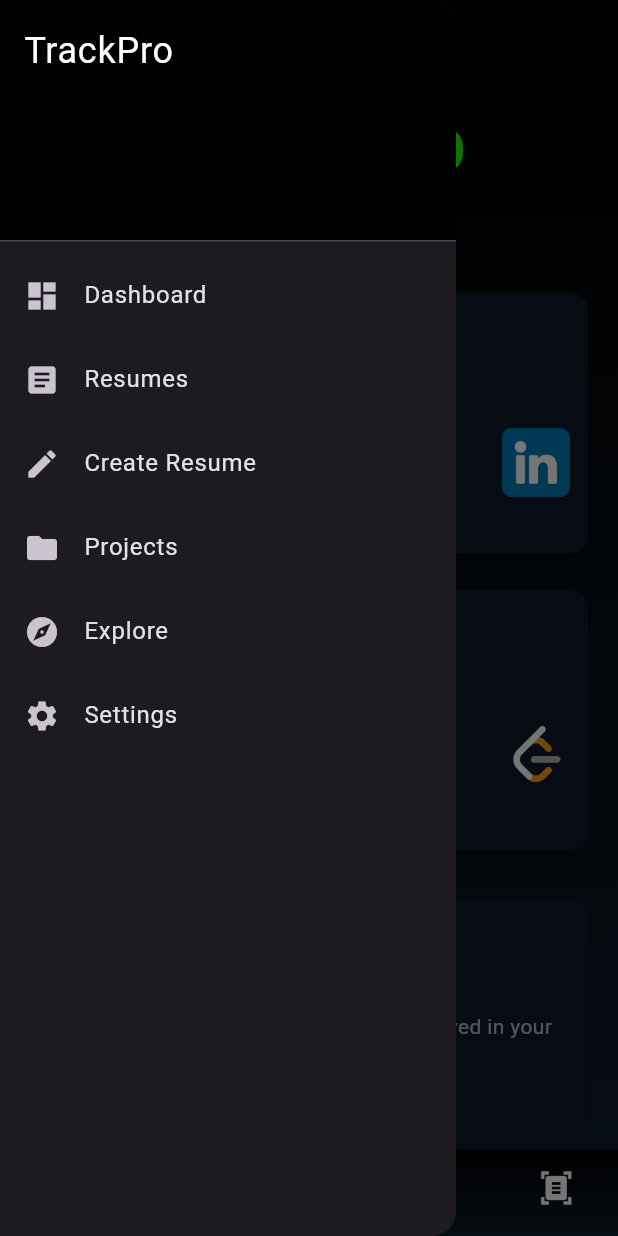
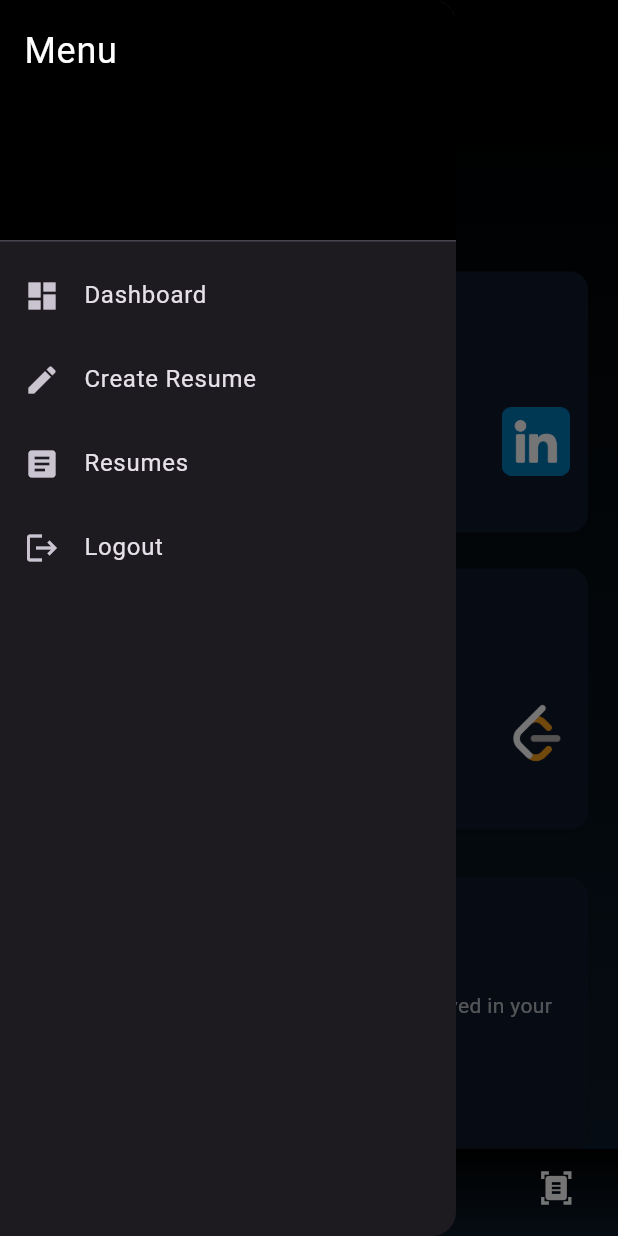
Before and after one commit to CHRIS-7777/trackpro, a Flutter app: the screen it shows after launch, with the side drawer open, on a phone screen of 412 x 824 dp. Run offline on Flutter 3.47's test engine with Material 3 defaults, Android fonts, the phone set to English and light mode, and no system bars; our stand-ins replace animated_text_kit, firebase_auth, firebase_core; accounts and stored records are empty.

Commit message:
2345tfdsfgb

```diff
--- a/lib/dashboard.dart
+++ b/lib/dashboard.dart
@@ -24,6 +24,7 @@ class _DashboardPageState extends State<DashboardPage> {
     Placeholder(color: Colors.transparent),
     Placeholder(color: Colors.transparent),
     Placeholder(color: Colors.transparent),
+    Placeholder(color: Colors.transparent),
   ];
 
   @override
@@ -35,38 +36,28 @@ class _DashboardPageState extends State<DashboardPage> {
           children: [
             const DrawerHeader(
               decoration: BoxDecoration(color: Colors.black),
-              child: Text("TrackPro",
+              child: Text("Menu",
                   style: TextStyle(color: Colors.white, fontSize: 24)),
             ),
             ListTile(
               leading: Icon(Icons.dashboard),
               title: Text("Dashboard"),
-              onTap: () => Navigator.pushNamed(context, '/dashboard'),
-            ),
-            ListTile(
-              leading: Icon(Icons.article),
-              title: Text("Resumes"),
-              onTap: () => Navigator.pushNamed(context, '/resumes'),
+              onTap: () => Navigator.pushNamed(context, '/dash'),
             ),
             ListTile(
               leading: Icon(Icons.create),
               title: Text("Create Resume"),
               onTap: () => Navigator.pushNamed(context, '/create-resume'),
             ),
-            ListTile(
-              leading: Icon(Icons.folder),
-              title: Text("Projects"),
-              onTap: () => Navigator.pushNamed(context, '/projects'),
+           ListTile(
+              leading: Icon(Icons.article),
+              title: Text("Resumes"),
+              onTap: () => Navigator.pushNamed(context, '/resumes'),
             ),
-            ListTile(
-              leading: Icon(Icons.explore),
-              title: Text("Explore"),
-              onTap: () => Navigator.pushNamed(context, '/explore'),
-            ),
-            ListTile(
-              leading: Icon(Icons.settings),
-              title: Text("Settings"),
-              onTap: () => Navigator.pushNamed(context, '/settings'),
+              ListTile(
+              leading: Icon(Icons.logout),
+              title: Text("Logout"),
+              onTap: () => Navigator.pushNamed(context, '/login'),
             ),
           ],
         ),
@@ -138,8 +129,8 @@ class DashboardContent extends StatelessWidget {
                   child: Text(
                     "TRACKPRO",
                     style: TextStyle(
-                      fontSize: 40,
-                      color: Color.fromARGB(255, 30, 253, 18),
+                      fontSize: 30,
+                      color: Colors.greenAccent,
                       fontWeight: FontWeight.bold,
                     ),
                   ),
--- a/lib/main.dart
+++ b/lib/main.dart
@@ -2,6 +2,7 @@ import 'package:flutter/material.dart';
 import 'package:firebase_core/firebase_core.dart';
 import 'package:trackpro/SignUpPage.dart';
 import 'package:trackpro/dashboard.dart';
+import 'package:trackpro/homepage.dart';
 import 'package:trackpro/login.dart';
  // generated automatically
 
@@ -38,6 +39,7 @@ class MyApp extends StatelessWidget {
   '/dash': (context) => DashboardPage(),
   '/login': (context) => LoginPage(),
   '/signup': (context) => SignUpPage(),
+    '/home': (context) => HomePage(),
   // '/resumes': (context) => ResumesPage(),         // define this screen
   // '/create-resume': (context) => CreateResumePage(),
   // '/projects': (context) => ProjectsPage(),
--- a/pubspec.yaml
+++ b/pubspec.yaml
@@ -37,6 +37,7 @@ dependencies:
   firebase_core: ^3.13.0
   firebase_auth: ^5.5.2
   url_launcher: ^6.3.1
+  animated_text_kit: ^4.2.3
 
 dev_dependencies:
   flutter_test:
```
Also changed, not shown: lib/homepage.dart (added, +158 -0 lines), pubspec.lock.
